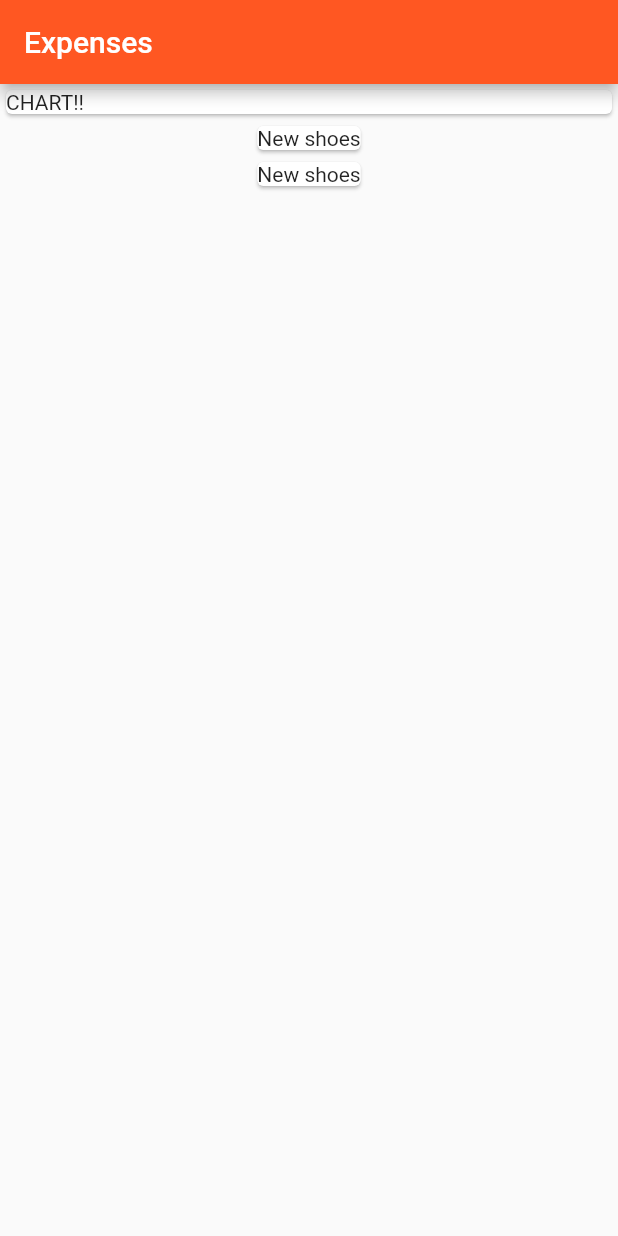
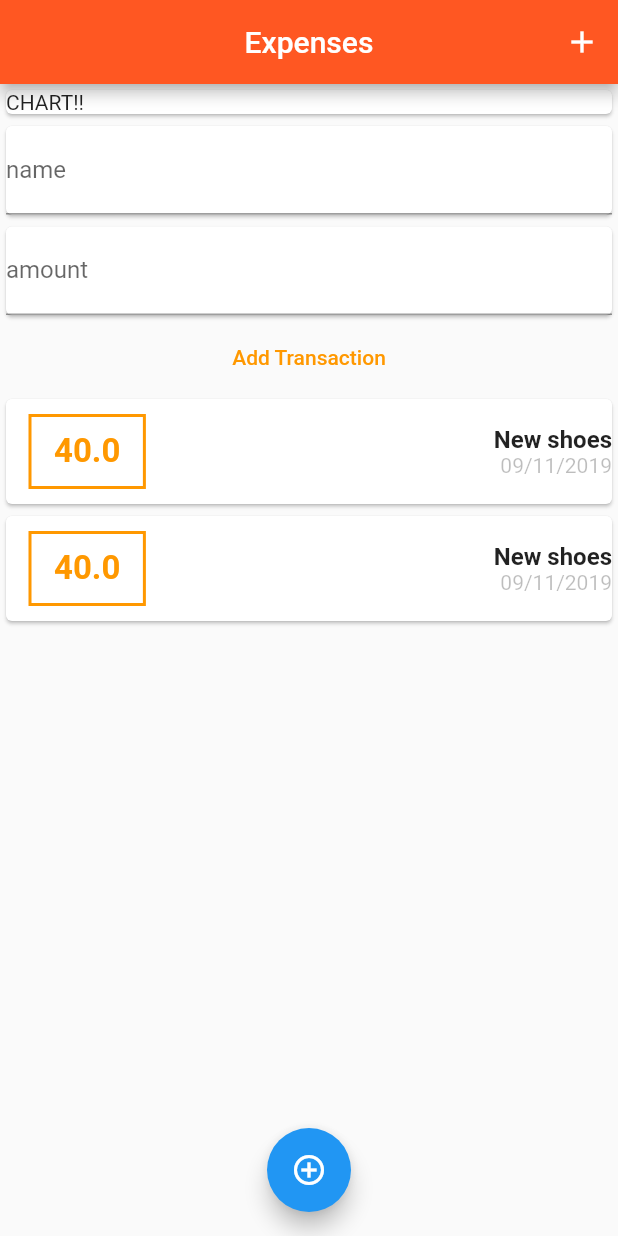
Before and after one commit to LucasED78/expenses-app, a Flutter app: the screen it shows after launch, on a phone screen of 412 x 824 dp. Run offline on Flutter 3.47's test engine with Material 2 defaults, Android fonts, the phone set to English and light mode, and no system bars.

Commit message:
separating widgets for organization

```diff
--- a/lib/main.dart
+++ b/lib/main.dart
@@ -1,5 +1,6 @@
-import 'package:expenses_app/transaction.dart';
+import 'package:expenses_app/widgets/user_transactions.dart';
 import 'package:flutter/material.dart';
+import 'package:intl/intl.dart';
 
 void main() => runApp(
   MaterialApp(
@@ -15,27 +16,19 @@ class MyHomePage extends StatefulWidget {
 
 class _MyHomePageState extends State<MyHomePage> {
 
-  final List<Transaction> transactions = [
-    Transaction(
-      id: 't1',
-      name: "New shoes",
-      amount: 40.00,
-      date: DateTime.now()
-    ),
-    Transaction(
-      id: 't1',
-      name: "New shoes",
-      amount: 40.00,
-      date: DateTime.now()
-    )
-  ];
-
   @override
   Widget build(BuildContext context) {
     return Scaffold(
       appBar: AppBar(
         title: Text("Expenses"),
         backgroundColor: Colors.deepOrange,
+        actions: <Widget>[
+          IconButton(
+            icon: Icon(Icons.add),
+            onPressed: () => {},
+          )
+        ],
+        centerTitle: true,
       ),
       body: Column(
         children: <Widget>[
@@ -45,11 +38,15 @@ class _MyHomePageState extends State<MyHomePage> {
               child: Text("CHART!!"),
             ),
           ),
-          Column(children: transactions.map<Widget>(
-            (tx) => Card(child: Text(tx.name))
-          ).toList())
+          UserTransactions()
         ],
       ),
+      floatingActionButton: FloatingActionButton(
+        child: Icon(Icons.add_circle_outline),
+        onPressed: () => {},
+        tooltip: "adiciona coisa nova",
+      ),
+      floatingActionButtonLocation: FloatingActionButtonLocation.centerFloat,
     );
   }
 }
--- /dev/null
+++ b/lib/widgets/new_transactions.dart
@@ -0,0 +1,51 @@
+import 'package:flutter/material.dart';
+
+class NewTransactions extends StatelessWidget {
+
+  final Function _addNewTransaction;
+
+  final titleController = TextEditingController();
+  final amountController = TextEditingController();
+
+
+  NewTransactions(this._addNewTransaction);
+
+  void _submitTransaction(){
+    final enteredTitle = titleController.text;
+    final enteredAmount = double.parse(amountController.text);
+
+    if (enteredTitle.isEmpty || enteredAmount < 0) return;
+
+    _addNewTransaction(enteredTitle, enteredAmount);
+  }
+
+  @override
+  Widget build(BuildContext context) {
+    return Column(
+      children: <Widget>[
+        Card(
+          child: TextField(
+            decoration: const InputDecoration(
+              labelText: "name"
+            ),
+            controller: titleController,
+            onSubmitted: (_) => _submitTransaction(),
+          ),
+        ),
+        Card(
+          child: TextField(
+            decoration: const InputDecoration(
+              labelText: "amount"
+            ),
+            controller: amountController,
+            onSubmitted: (_) => _submitTransaction(),
+          ),
+        ),
+        FlatButton(
+          child: const Text("Add Transaction", style: TextStyle(color: Colors.orange)),
+          onPressed: _submitTransaction,
+        )
+      ],
+    );
+  }
+}
--- /dev/null
+++ b/lib/widgets/transactions_list.dart
@@ -0,0 +1,52 @@
+import 'package:expenses_app/models/transaction.dart';
+import 'package:flutter/material.dart';
+import 'package:intl/intl.dart';
+
+class TransactionList extends StatelessWidget {
+  final List<Transaction> _transactions;
+
+  TransactionList(this._transactions);
+
+  @override
+  Widget build(BuildContext context) {
+    return Container(
+      height: 300,
+      child: ListView.builder(
+        itemCount: _transactions.length,
+        itemBuilder: (builder, index){
+          return Card(
+            child: Row(
+              mainAxisAlignment: MainAxisAlignment.spaceBetween,
+              children: <Widget>[
+                Container(
+                  padding: EdgeInsets.symmetric(vertical: 10, horizontal: 15),
+                  margin: EdgeInsets.symmetric(vertical: 10, horizontal: 15),
+                  child: Text(_transactions[index].amount.toStringAsFixed(1),
+                    style: TextStyle(fontWeight: FontWeight.bold, fontSize: 22, color: Colors.orange),
+                  ),
+                  decoration: BoxDecoration(
+                  border: Border.all(
+                      color: Colors.orange,
+                      width: 2
+                    )
+                  ),
+                ),
+                Column(
+                  crossAxisAlignment: CrossAxisAlignment.end,
+                  children: <Widget>[
+                    Text(_transactions[index].name,
+                      style: TextStyle(fontWeight: FontWeight.bold, fontSize: 16),
+                    ),
+                    Text(DateFormat('dd/MM/yyyy').format(_transactions[index].date),
+                      style: TextStyle(color: Colors.black26, fontSize: 14),
+                    )
+                  ],
+                )
+              ],
+            ),
+          );
+        }
+      ),
+    );
+  }
+}
--- /dev/null
+++ b/lib/widgets/user_transactions.dart
@@ -0,0 +1,49 @@
+import 'package:expenses_app/models/transaction.dart';
+import 'package:expenses_app/widgets/new_transactions.dart';
+import 'package:expenses_app/widgets/transactions_list.dart';
+import 'package:flutter/material.dart';
+
+class UserTransactions extends StatefulWidget {
+  @override
+  _UserTransactionsState createState() => _UserTransactionsState();
+}
+
+class _UserTransactionsState extends State<UserTransactions> {
+    final List<Transaction> transactions = [
+      Transaction(
+        id: 't1',
+        name: "New shoes",
+        amount: 40.00,
+        date: DateTime.now()
+      ),
+      Transaction(
+        id: 't1',
+        name: "New shoes",
+        amount: 40.00,
+        date: DateTime.now()
+      )
+    ];
+
+  @override
+  Widget build(BuildContext context) {
+    return Column(
+      children: <Widget>[
+        NewTransactions(_addTransaction),
+        TransactionList(transactions)
+      ],
+    );
+  }
+
+  void _addTransaction(String text, double amount){
+    Transaction newTx = Transaction(
+      id: DateTime.now().toString(),
+      name: text,
+      amount: amount,
+      date: DateTime.now()
+    );
+
+    setState(() {
+      transactions.add(newTx);
+    });
+  }
+}
--- a/pubspec.yaml
+++ b/pubspec.yaml
@@ -19,6 +19,7 @@ environment:
 dependencies:
   flutter:
     sdk: flutter
+  intl: ^0.16.0
 
   # The following adds the Cupertino Icons font to your application.
   # Use with the CupertinoIcons class for iOS style icons.
```
Also changed, not shown: lib/models/transaction.dart (renamed from lib/transaction.dart), pubspec.lock.
